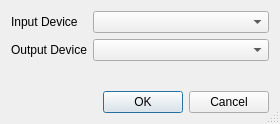
CamK06/NBTV-TXCVR, file src/dialogs/audiodialog.ui: the form before one commit.
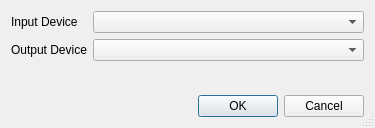
The form after the commit.

Commit message: Make the audio dialog do the thing

What changed in the file:
```diff
--- a/src/dialogs/audiodialog.ui
+++ b/src/dialogs/audiodialog.ui
@@ -6,8 +6,8 @@
    <rect>
     <x>0</x>
     <y>0</y>
-    <width>280</width>
-    <height>124</height>
+    <width>375</width>
+    <height>128</height>
    </rect>
   </property>
   <property name="sizePolicy">
```
The commit also changes 6 other files.
